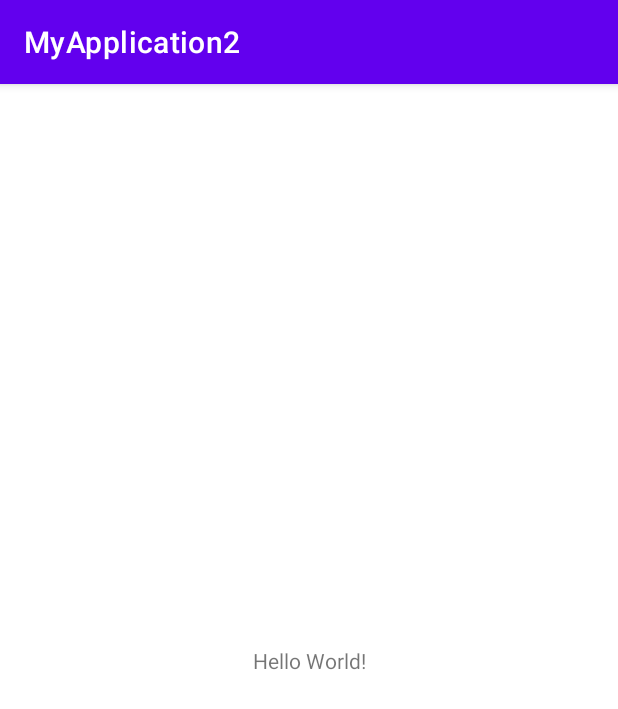
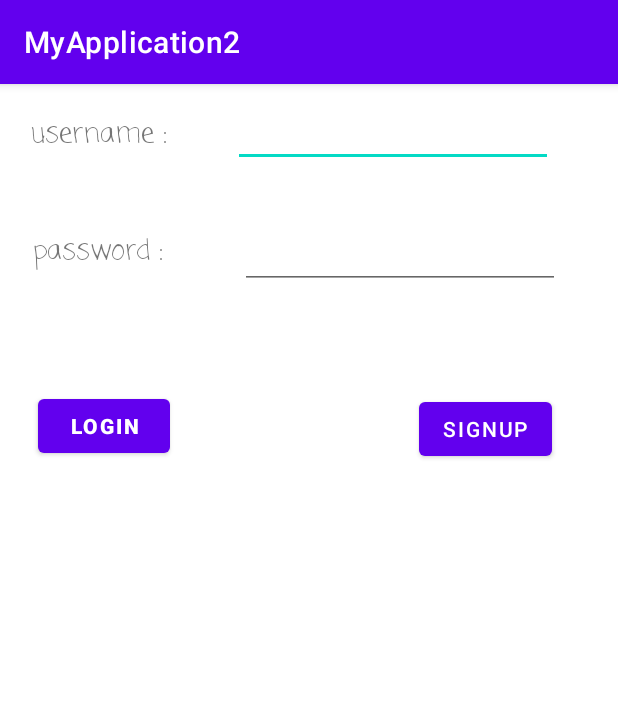
Before and after one commit to amirsadraabdollahi/android-mil, an Android app: the screen it shows after launch (MainActivity), on a phone screen of 412 x 824 dp. Shown: the top 709 px of the screen. Run offline under Robolectric (Android 15) with nearby library versions, the phone set to English and light mode, and no system bars.

Commit message:
view first page

```diff
--- a/app/src/main/res/layout/activity_main.xml
+++ b/app/src/main/res/layout/activity_main.xml
@@ -7,12 +7,76 @@
     tools:context=".MainActivity">
 
     <TextView
+        android:id="@+id/usernameText"
         android:layout_width="wrap_content"
         android:layout_height="wrap_content"
-        android:text="Hello World!"
-        app:layout_constraintBottom_toBottomOf="parent"
-        app:layout_constraintLeft_toLeftOf="parent"
-        app:layout_constraintRight_toRightOf="parent"
+        android:layout_marginStart="20dp"
+        android:layout_marginTop="20dp"
+        android:fontFamily="casual"
+        android:text="@string/username"
+        android:textSize="18sp"
+        app:layout_constraintStart_toStartOf="parent"
         app:layout_constraintTop_toTopOf="parent" />
 
+    <EditText
+        android:id="@+id/username"
+        android:layout_width="wrap_content"
+        android:layout_height="wrap_content"
+        android:layout_marginStart="20dp"
+        android:layout_marginTop="10dp"
+        android:layout_marginEnd="20dp"
+        android:ems="10"
+        android:inputType="textPersonName"
+        app:layout_constraintEnd_toEndOf="parent"
+        app:layout_constraintStart_toEndOf="@+id/usernameText"
+        app:layout_constraintTop_toTopOf="parent" />
+
+    <TextView
+        android:id="@+id/passwordText"
+        android:layout_width="wrap_content"
+        android:layout_height="wrap_content"
+        android:layout_marginStart="22dp"
+        android:layout_marginTop="50dp"
+        android:fontFamily="casual"
+        android:text="@string/password"
+        android:textSize="18sp"
+        app:layout_constraintStart_toStartOf="parent"
+        app:layout_constraintTop_toBottomOf="@+id/usernameText" />
+
+    <EditText
+        android:id="@+id/password"
+        android:layout_width="wrap_content"
+        android:layout_height="wrap_content"
+        android:layout_marginStart="52dp"
+        android:layout_marginTop="36dp"
+        android:layout_marginEnd="40dp"
+        android:ems="10"
+        android:inputType="textPassword"
+        app:layout_constraintEnd_toEndOf="parent"
+        app:layout_constraintStart_toEndOf="@+id/passwordText"
+        app:layout_constraintTop_toBottomOf="@+id/username" />
+
+    <Button
+        android:id="@+id/login"
+        android:layout_width="wrap_content"
+        android:layout_height="wrap_content"
+        android:layout_marginStart="25dp"
+        android:layout_marginTop="78dp"
+        android:text="@string/login"
+        android:textStyle="bold"
+        app:layout_constraintStart_toStartOf="parent"
+        app:layout_constraintTop_toBottomOf="@+id/passwordText" />
+
+    <Button
+        android:id="@+id/signup"
+        android:layout_width="wrap_content"
+        android:layout_height="wrap_content"
+        android:layout_marginStart="164dp"
+        android:layout_marginTop="69dp"
+        android:layout_marginEnd="42dp"
+        android:text="@string/signup"
+        app:layout_constraintEnd_toEndOf="parent"
+        app:layout_constraintStart_toEndOf="@+id/login"
+        app:layout_constraintTop_toBottomOf="@+id/password" />
+
 </androidx.constraintlayout.widget.ConstraintLayout>
--- a/app/src/main/res/values/strings.xml
+++ b/app/src/main/res/values/strings.xml
@@ -1,3 +1,7 @@
 <resources>
     <string name="app_name">MyApplication2</string>
+    <string name="username">username :</string>
+    <string name="password">password :</string>
+    <string name="login">login</string>
+    <string name="signup">signUp</string>
 </resources>
```
